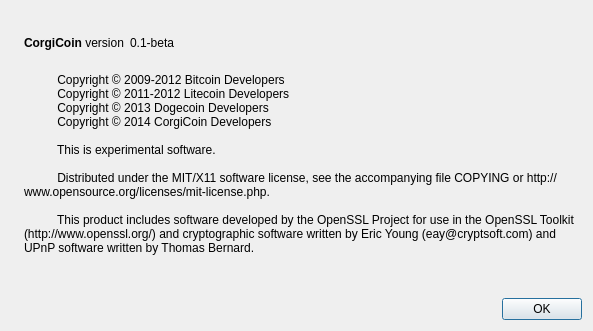
Qt form src/qt/forms/aboutdialog.ui (corgicoin/corgicoin) before a commit.
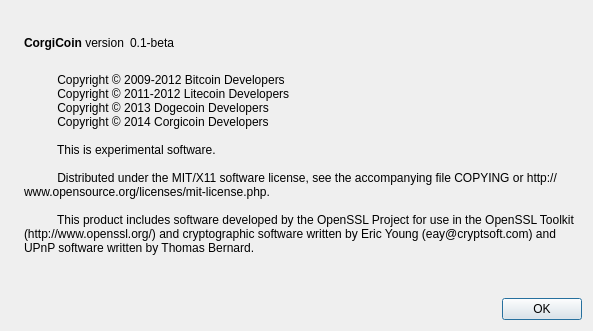
The same form after that commit. Icons and pictures are not drawn.

```diff
--- a/src/qt/forms/aboutdialog.ui
+++ b/src/qt/forms/aboutdialog.ui
@@ -98,7 +98,7 @@
           Copyright © 2009-2012 Bitcoin Developers
           Copyright © 2011-2012 Litecoin Developers
           Copyright © 2013 Dogecoin Developers
-          Copyright © 2014 CorgiCoin Developers
+          Copyright © 2014 Corgicoin Developers
 
           This is experimental software.
 
```
